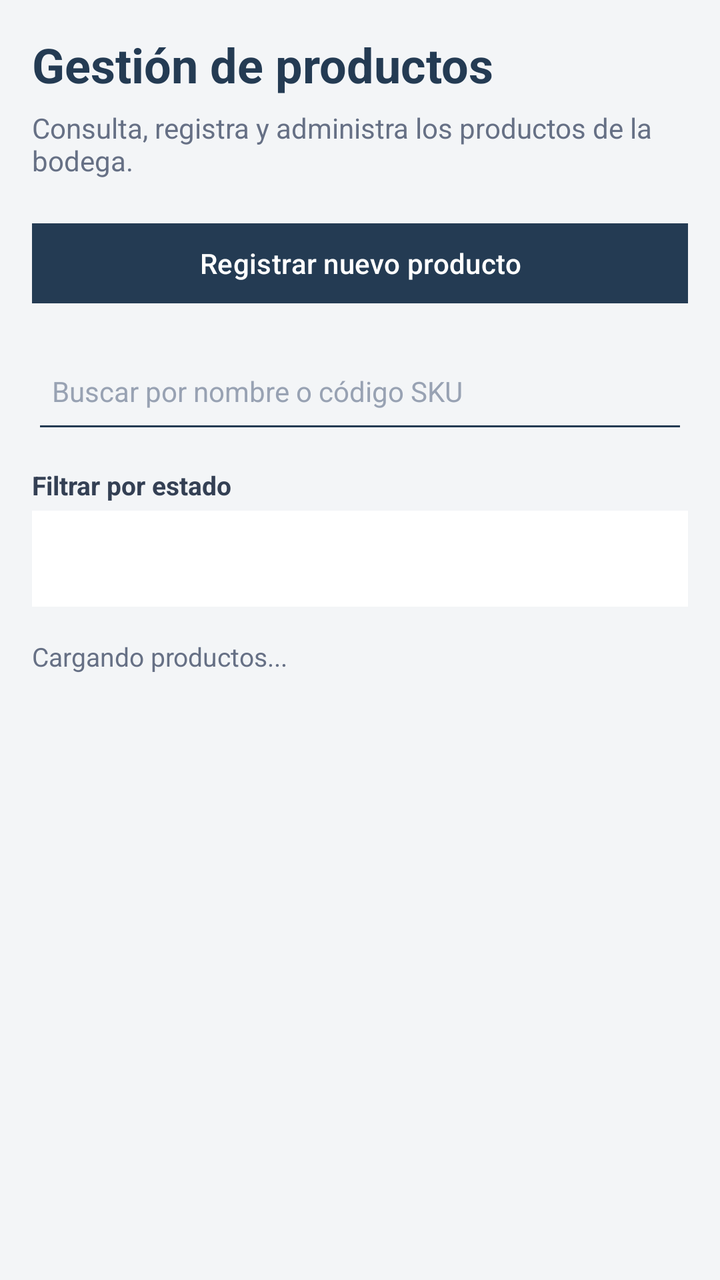
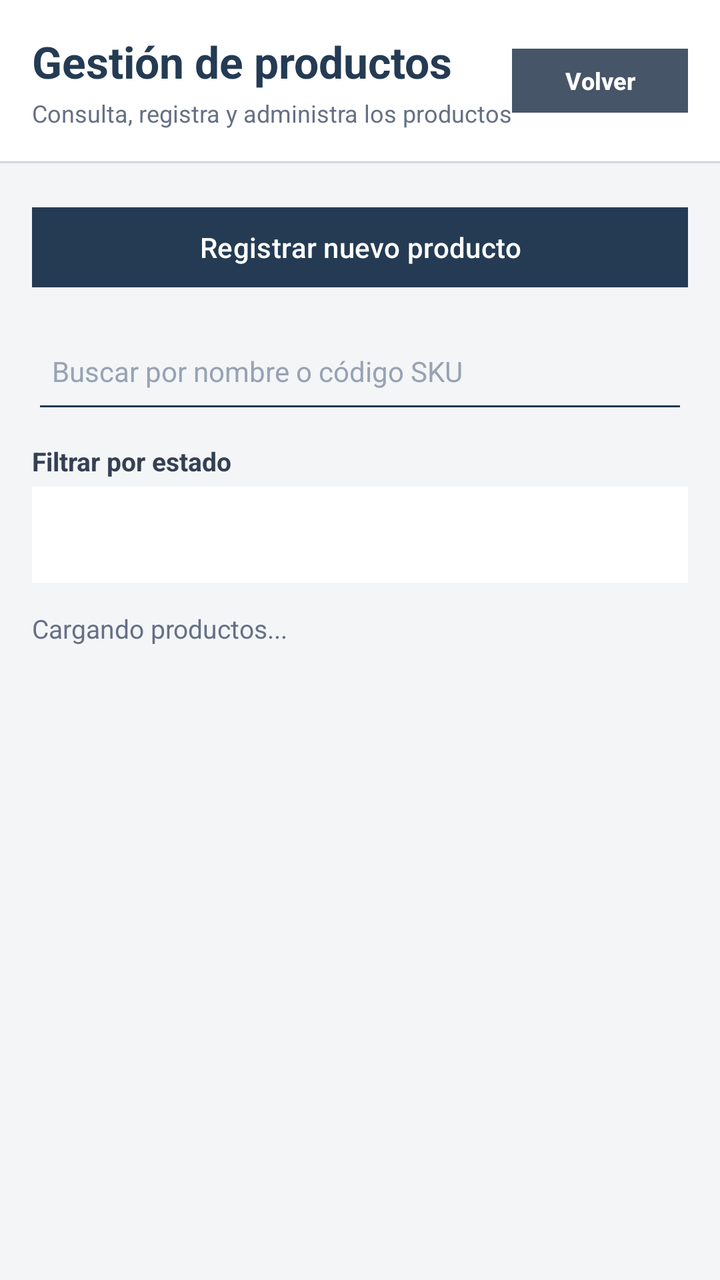

Two renders of the same Android screen: before a commit and after it. Below are the layout's source before the change and the commit's diff.
<!-- AndroidManifest.xml: application theme Theme.SistemaDeBodega -->
<!-- res/layout/activity_productos.xml -->
<?xml version="1.0" encoding="utf-8"?>
<LinearLayout
    xmlns:android="http://schemas.android.com/apk/res/android"
    android:layout_width="match_parent"
    android:layout_height="match_parent"
    android:background="#F3F5F7"
    android:orientation="vertical"
    android:padding="16dp">

    <TextView
        android:layout_width="match_parent"
        android:layout_height="wrap_content"
        android:text="Gestión de productos"
        android:textColor="#243B53"
        android:textSize="24sp"
        android:textStyle="bold" />

    <TextView
        android:layout_width="match_parent"
        android:layout_height="wrap_content"
        android:layout_marginTop="6dp"
        android:text="Consulta, registra y administra los productos de la bodega."
        android:textColor="#667085"
        android:textSize="14sp" />

    <Button
        android:id="@+id/btnRegistrarProducto"
        android:layout_width="match_parent"
        android:layout_height="wrap_content"
        android:layout_marginTop="18dp"
        android:backgroundTint="#243B53"
        android:text="Registrar nuevo producto"
        android:textAllCaps="false"
        android:textColor="#FFFFFF" />

    <EditText
        android:id="@+id/etBuscarProducto"
        android:layout_width="match_parent"
        android:layout_height="52dp"
        android:layout_marginTop="14dp"
        android:backgroundTint="#243B53"
        android:hint="Buscar por nombre o código SKU"
        android:inputType="text"
        android:padding="10dp"
        android:singleLine="true"
        android:textColor="#243B53"
        android:textColorHint="#98A2B3"
        android:textSize="14sp" />

    <TextView
        android:layout_width="match_parent"
        android:layout_height="wrap_content"
        android:layout_marginTop="12dp"
        android:text="Filtrar por estado"
        android:textColor="#344054"
        android:textSize="13sp"
        android:textStyle="bold" />

    <Spinner
        android:id="@+id/spFiltroEstado"
        android:layout_width="match_parent"
        android:layout_height="48dp"
        android:layout_marginTop="4dp"
        android:background="#FFFFFF"
        android:paddingStart="12dp"
        android:paddingEnd="12dp" />

    <TextView
        android:id="@+id/tvCantidadProductos"
        android:layout_width="match_parent"
        android:layout_height="wrap_content"
        android:layout_marginTop="16dp"
        android:layout_marginBottom="12dp"
        android:text="Cargando productos..."
        android:textColor="#667085"
        android:textSize="13sp" />

    <androidx.recyclerview.widget.RecyclerView
        android:id="@+id/rvProductos"
        android:layout_width="match_parent"
        android:layout_height="0dp"
        android:layout_weight="1"
        android:clipToPadding="false"
        android:paddingBottom="12dp" />

</LinearLayout>
<!-- resources referenced by this layout -->
<resources>
  <style name="Theme.SistemaDeBodega" parent="Base.Theme.SistemaDeBodega" />
  <style name="Base.Theme.SistemaDeBodega" parent="Theme.Material3.DayNight.NoActionBar">
  
          
          <item name="materialButtonStyle">@style/BotonCuadrado</item>
  
      </style>
  <style name="BotonCuadrado" parent="Widget.Material3.Button">
  
          <item name="cornerRadius">0dp</item>
  
      </style>
</resources>

<!-- the commit's change to res/layout/activity_productos.xml (unified diff, before → after) -->
@@ -4,83 +4,130 @@
     android:layout_width="match_parent"
     android:layout_height="match_parent"
     android:background="#F3F5F7"
-    android:orientation="vertical"
-    android:padding="16dp">
+    android:orientation="vertical">
 
-    <TextView
+    
+    <LinearLayout
         android:layout_width="match_parent"
         android:layout_height="wrap_content"
-        android:text="Gestión de productos"
-        android:textColor="#243B53"
-        android:textSize="24sp"
-        android:textStyle="bold" />
+        android:orientation="horizontal"
+        android:gravity="center_vertical"
+        android:background="#FFFFFF"
+        android:paddingStart="16dp"
+        android:paddingEnd="16dp"
+        android:paddingTop="16dp"
+        android:paddingBottom="16dp"
+        android:elevation="1dp">
 
-    <TextView
+        <LinearLayout
+            android:layout_width="0dp"
+            android:layout_height="wrap_content"
+            android:layout_weight="1"
+            android:orientation="vertical">
+
+            <TextView
+                android:layout_width="match_parent"
+                android:layout_height="wrap_content"
+                android:text="Gestión de productos"
+                android:textColor="#243B53"
+                android:textSize="22sp"
+                android:textStyle="bold" />
+
+            <TextView
+                android:layout_width="match_parent"
+                android:layout_height="wrap_content"
+                android:layout_marginTop="3dp"
+                android:text="Consulta, registra y administra los productos"
+                android:textColor="#667085"
+                android:textSize="12sp" />
+
+        </LinearLayout>
+
+        <Button
+            android:id="@+id/btnVolverProductos"
+            android:layout_width="wrap_content"
+            android:layout_height="40dp"
+            android:backgroundTint="#475569"
+            android:text="Volver"
+            android:textAllCaps="false"
+            android:textColor="#FFFFFF"
+            android:textSize="12sp"
+            android:textStyle="bold" />
+
+    </LinearLayout>
+
+    <View
         android:layout_width="match_parent"
-        android:layout_height="wrap_content"
-        android:layout_marginTop="6dp"
-        android:text="Consulta, registra y administra los productos de la bodega."
-        android:textColor="#667085"
-        android:textSize="14sp" />
+        android:layout_height="1dp"
+        android:background="#DDE3EA" />
 
-    <Button
-        android:id="@+id/btnRegistrarProducto"
+    
+    <LinearLayout
         android:layout_width="match_parent"
-        android:layout_height="wrap_content"
-        android:layout_marginTop="18dp"
-        android:backgroundTint="#243B53"
-        android:text="Registrar nuevo producto"
-        android:textAllCaps="false"
-        android:textColor="#FFFFFF" />
+        android:layout_height="match_parent"
+        android:orientation="vertical"
+        android:padding="16dp">
 
-    <EditText
-        android:id="@+id/etBuscarProducto"
-        android:layout_width="match_parent"
-        android:layout_height="52dp"
-        android:layout_marginTop="14dp"
-        android:backgroundTint="#243B53"
-        android:hint="Buscar por nombre o código SKU"
-        android:inputType="text"
-        android:padding="10dp"
-        android:singleLine="true"
-        android:textColor="#243B53"
-        android:textColorHint="#98A2B3"
-        android:textSize="14sp" />
+        <Button
+            android:id="@+id/btnRegistrarProducto"
+            android:layout_width="match_parent"
+            android:layout_height="wrap_content"
+            android:layout_marginTop="2dp"
+            android:backgroundTint="#243B53"
+            android:text="Registrar nuevo producto"
+            android:textAllCaps="false"
+            android:textColor="#FFFFFF" />
 
-    <TextView
-        android:layout_width="match_parent"
-        android:layout_height="wrap_content"
-        android:layout_marginTop="12dp"
-        android:text="Filtrar por estado"
-        android:textColor="#344054"
-        android:textSize="13sp"
-        android:textStyle="bold" />
+        <EditText
+            android:id="@+id/etBuscarProducto"
+            android:layout_width="match_parent"
+            android:layout_height="52dp"
+            android:layout_marginTop="12dp"
+            android:backgroundTint="#243B53"
+            android:hint="Buscar por nombre o código SKU"
+            android:inputType="text"
+            android:padding="10dp"
+            android:singleLine="true"
+            android:textColor="#243B53"
+            android:textColorHint="#98A2B3"
+            android:textSize="14sp" />
 
-    <Spinner
-        android:id="@+id/spFiltroEstado"
-        android:layout_width="match_parent"
-        android:layout_height="48dp"
-        android:layout_marginTop="4dp"
-        android:background="#FFFFFF"
-        android:paddingStart="12dp"
-        android:paddingEnd="12dp" />
+        <TextView
+            android:layout_width="match_parent"
+            android:layout_height="wrap_content"
+            android:layout_marginTop="10dp"
+            android:text="Filtrar por estado"
+            android:textColor="#344054"
+            android:textSize="13sp"
+            android:textStyle="bold" />
 
-    <TextView
-        android:id="@+id/tvCantidadProductos"
-        android:layout_width="match_parent"
-        android:layout_height="wrap_content"
-        android:layout_marginTop="16dp"
-        android:layout_marginBottom="12dp"
-        android:text="Cargando productos..."
-        android:textColor="#667085"
-        android:textSize="13sp" />
+        <Spinner
+            android:id="@+id/spFiltroEstado"
+            android:layout_width="match_parent"
+            android:layout_height="48dp"
+            android:layout_marginTop="4dp"
+            android:background="#FFFFFF"
+            android:paddingStart="12dp"
+            android:paddingEnd="12dp" />
 
-    <androidx.recyclerview.widget.RecyclerView
-        android:id="@+id/rvProductos"
-        android:layout_width="match_parent"
-        android:layout_height="0dp"
-        android:layout_weight="1"
-        android:clipToPadding="false"
-        android:paddingBottom="12dp" />
+        <TextView
+            android:id="@+id/tvCantidadProductos"
+            android:layout_width="match_parent"
+            android:layout_height="wrap_content"
+            android:layout_marginTop="14dp"
+            android:layout_marginBottom="10dp"
+            android:text="Cargando productos..."
+            android:textColor="#667085"
+            android:textSize="13sp" />
+
+        <androidx.recyclerview.widget.RecyclerView
+            android:id="@+id/rvProductos"
+            android:layout_width="match_parent"
+            android:layout_height="0dp"
+            android:layout_weight="1"
+            android:clipToPadding="false"
+            android:paddingBottom="12dp" />
+
+    </LinearLayout>
 
 </LinearLayout>
